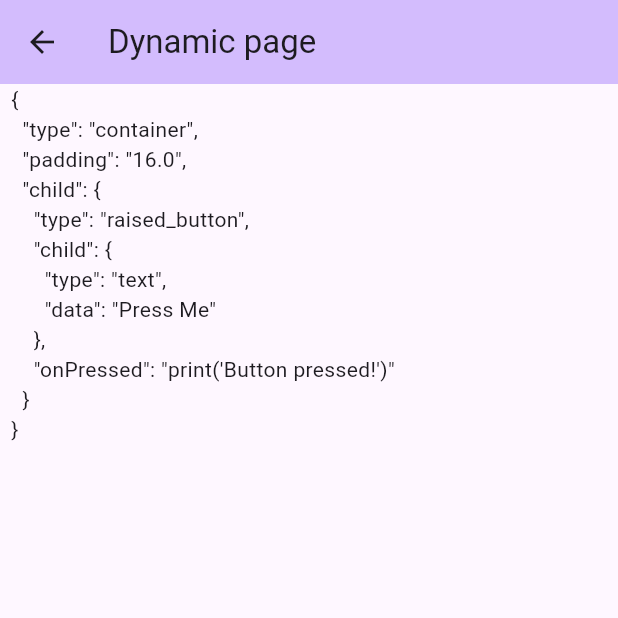
After one commit to ThomasDerZweifler/flutter_sample_app, a Flutter app: the DynamicPage screen opened directly, on a phone screen of 412 x 824 dp, the top half of it. The commit adds this screen. Run offline on Flutter 3.47's test engine with Material 3 defaults, Android fonts, the phone set to English and light mode, and no system bars; our stand-ins replace shared_preferences, webview_flutter; missing offline and left inert: syncfusion_flutter_pdfviewer; accounts and stored records are empty.

Commit message:
json_dynamic_widget

```diff
--- a/lib/main.dart
+++ b/lib/main.dart
@@ -33,7 +33,6 @@ class MyApp extends StatelessWidget {
           useMaterial3: true,
         ),
         home: const MyHomePage(title: 'Sample App'),
-        debugShowCheckedModeBanner: false
-    );
+        debugShowCheckedModeBanner: false);
   }
 }
--- /dev/null
+++ b/lib/page/dynamic/start.dart
@@ -0,0 +1,65 @@
+import 'package:flutter/material.dart';
+//import 'package:json_dynamic_widget/json_dynamic_widget.dart';
+
+/*
+page layouts by json
+ */
+class DynamicPage extends StatefulWidget {
+  const DynamicPage({super.key, required this.title});
+
+  final String title;
+
+  @override
+  State<DynamicPage> createState() => _DynamicWidgetExampleState();
+}
+
+class _DynamicWidgetExampleState extends State<DynamicPage> {
+  String json = '''
+  {
+    "type": "container",
+    "padding": "16.0",
+    "child": {
+      "type": "raised_button",
+      "child": {
+        "type": "text",
+        "data": "Press Me"
+      },
+      "onPressed": "print('Button pressed!')"
+    }
+  }
+  ''';
+
+  @override
+  Widget build(BuildContext context) {
+    //final registry = JsonWidgetRegistry.instance;
+    //final data = JsonWidgetData.fromDynamic(json);
+
+    return Scaffold(
+        appBar: AppBar(
+          // TRY THIS: Try changing the color here to a specific color (to
+          // Colors.amber, perhaps?) and trigger a hot reload to see the AppBar
+          // change color while the other colors stay the same.
+          backgroundColor: Theme
+              .of(context)
+              .colorScheme
+              .inversePrimary,
+          // Here we take the value from the MyHomePage object that was created by
+          // the App.build method, and use it to set our appbar title.
+          title: Text(widget.title),
+          /*actions: <Widget>[
+            IconButton(
+              icon: const Icon(
+                Icons.bookmark,
+                color: Colors.white,
+                semanticLabel: 'Bookmark',
+              ),
+              onPressed: () {
+                _pdfViewerKey.currentState?.openBookmarkView();
+              },
+            ),
+          ],*/
+        ),
+
+        body: Text(json)); //data.build(context: context, registry: registry));
+  }
+}
--- a/lib/page/start/start.dart
+++ b/lib/page/start/start.dart
@@ -1,6 +1,7 @@
 import 'package:flutter/material.dart';
 import 'package:flutter_sample_app/page/start/repository.dart';
 
+import '../dynamic/start.dart';
 import '../pdf/start.dart';
 import '../settings/start.dart';
 import '../web/start.dart';
@@ -47,6 +48,12 @@ class _MyHomePageState extends State<MyHomePage> {
       case 'Load JSON from assets':
         _loadLocalData();
         break;
+      case 'DynamicPage':
+        Navigator.push(
+          context,
+          MaterialPageRoute(builder: (context) => const DynamicPage(title: 'Dynamic page')),
+        );
+        break;
       case 'Web':
         Navigator.push(
           context,
@@ -90,6 +97,7 @@ class _MyHomePageState extends State<MyHomePage> {
               return {
                 'Load JSON remote(cached)',
                 'Load JSON from assets',
+                'DynamicPage',
                 'Web',
                 'Pdf',
                 'Settings'
--- a/lib/page/web/start.dart
+++ b/lib/page/web/start.dart
@@ -24,6 +24,7 @@ class _MyWebPageState extends State<WebPage> {
       );
 
     if (!kIsWeb) {
+      // none supported by web
       controller.setNavigationDelegate(NavigationDelegate(
         onPageStarted: (url) {
           setState(() {
@@ -51,13 +52,18 @@ class _MyWebPageState extends State<WebPage> {
           // TRY THIS: Try changing the color here to a specific color (to
           // Colors.amber, perhaps?) and trigger a hot reload to see the AppBar
           // change color while the other colors stay the same.
-          backgroundColor: Theme.of(context).colorScheme.inversePrimary,
+          backgroundColor: Theme
+              .of(context)
+              .colorScheme
+              .inversePrimary,
           // Here we take the value from the MyHomePage object that was created by
           // the App.build method, and use it to set our appbar title.
           title: Text(widget.title),
         ),
         //passing in the ListView.builder
-        body: Stack(
+        body: Padding(
+            padding: const EdgeInsets.all(22.0),
+            child: Stack(
               children: [
                 WebViewWidget(
                   controller: controller,
@@ -67,6 +73,6 @@ class _MyWebPageState extends State<WebPage> {
                     value: loadingPercentage / 100.0,
                   ),
               ],
-        ));
+            )));
   }
 }
--- a/pubspec.yaml
+++ b/pubspec.yaml
@@ -41,6 +41,8 @@ dependencies:
   path_provider: ^2.1.5
   syncfusion_flutter_pdfviewer: ^27.1.58
   device_info_plus: ^10.1.0
+  #json_dynamic_widget_plugin_material_icons: ^4.0.0+24
+  json_dynamic_widget: ^7.3.1+8
 
 dev_dependencies:
   flutter_test:
```
Also changed, not shown: lib/page/settings/start.dart (+9 -5 lines), pubspec.lock, 1 other file. Lines whose indentation alone changed are shown as unchanged.
